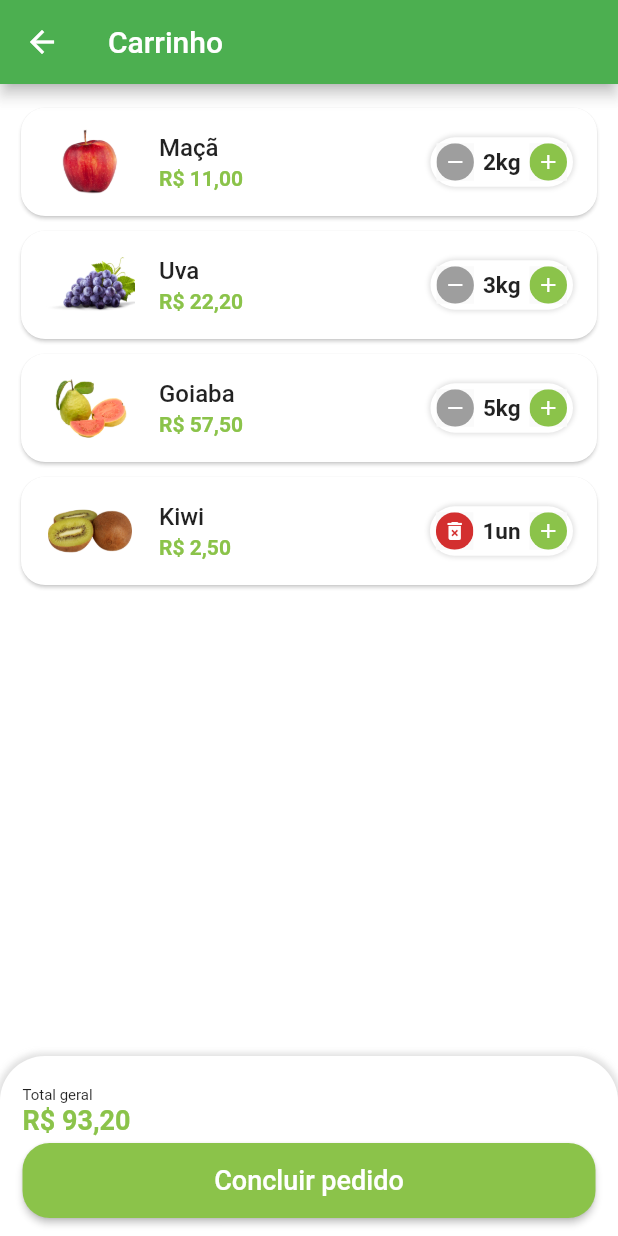
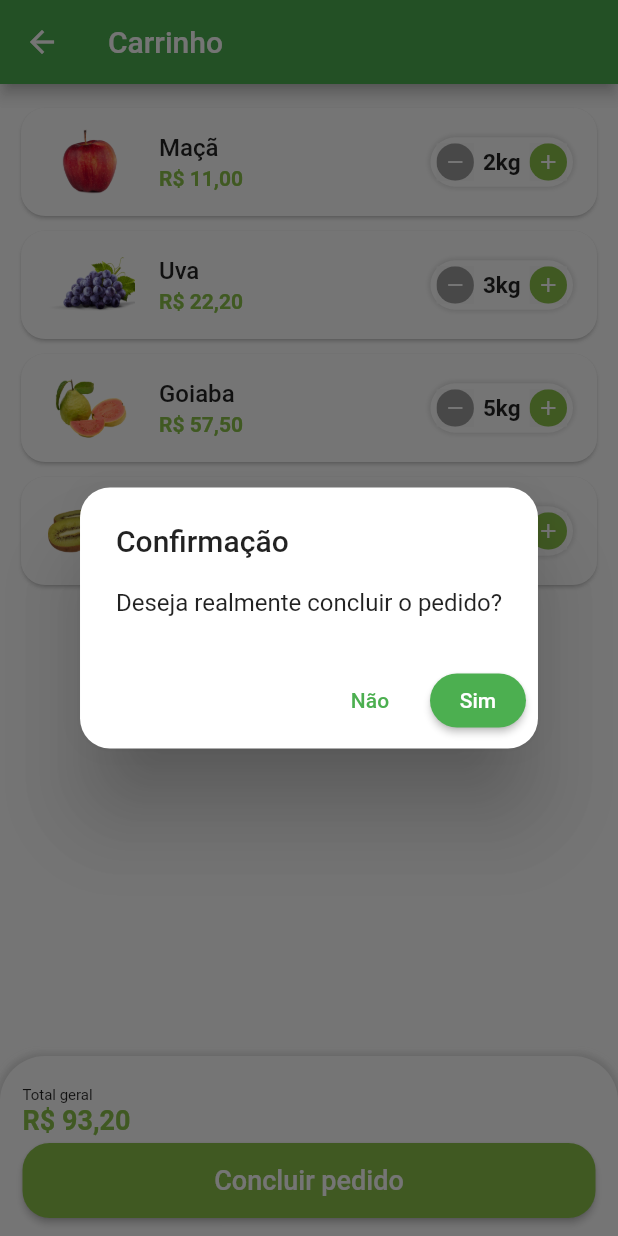
Before and after one commit to jvmMachado/greengrocer, a Flutter app: the CheckoutTab screen opened directly, after a tap on "Concluir pedido", on a phone screen of 412 x 824 dp. Run offline on Flutter 3.47's test engine with Material 2 defaults, Android fonts, the phone set to English and light mode, and no system bars; our stand-ins replace animated_text_kit, badges, mask_text_input_formatter.

Commit message:
create confirmation dialog for checkout page

```diff
--- a/lib/src/pages/checkout/checkout_tab.dart
+++ b/lib/src/pages/checkout/checkout_tab.dart
@@ -101,7 +101,11 @@ class _CheckoutTabState extends State<CheckoutTab> with UtilsServicesMixin {
                   SizedBox(
                     height: 50,
                     child: ElevatedButton(
-                      onPressed: () {},
+                      onPressed: () async {
+                        var result = await showOrderConfirmation();
+
+                        print(result);
+                      },
                       style: ElevatedButton.styleFrom(
                         primary: CustomColors.customSwatchColor,
                         shape: RoundedRectangleBorder(
@@ -122,4 +126,37 @@ class _CheckoutTabState extends State<CheckoutTab> with UtilsServicesMixin {
       ),
     );
   }
+
+  Future<bool?> showOrderConfirmation() {
+    return showDialog<bool>(
+        context: context,
+        builder: (context) {
+          return AlertDialog(
+            shape: RoundedRectangleBorder(
+              borderRadius: BorderRadius.circular(20),
+            ),
+            title: const Text('Confirmação'),
+            content: const Text('Deseja realmente concluir o pedido?'),
+            actions: [
+              TextButton(
+                onPressed: () {
+                  Navigator.of(context).pop(false);
+                },
+                child: const Text('Não'),
+              ),
+              ElevatedButton(
+                style: ElevatedButton.styleFrom(
+                  shape: RoundedRectangleBorder(
+                    borderRadius: BorderRadius.circular(20),
+                  ),
+                ),
+                onPressed: () {
+                  Navigator.of(context).pop(true);
+                },
+                child: const Text('Sim'),
+              )
+            ],
+          );
+        });
+  }
 }
```
